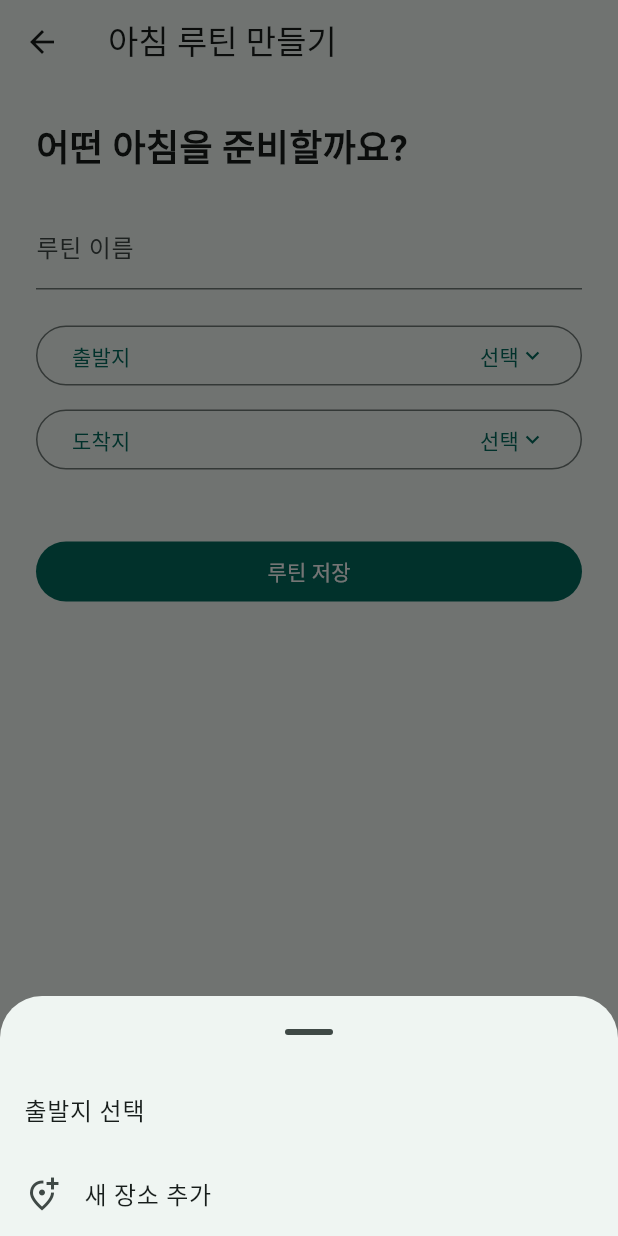
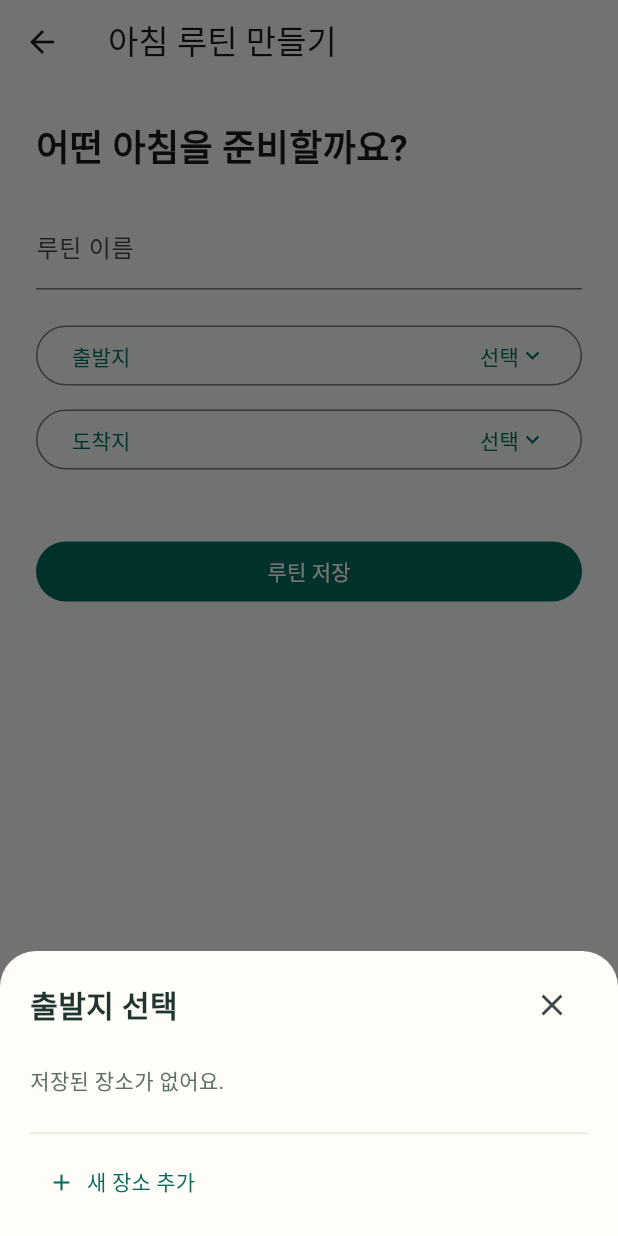
Before and after one commit to hye6k/aix-2026f-team08, a Flutter app: the _RoutineEditor screen opened directly with empty values, after a tap on "출발지", on a phone screen of 412 x 824 dp. Run offline on Flutter 3.47's test engine with Material 3 defaults, Android fonts, the phone set to English and light mode, and no system bars; our stand-ins replace flutter_map, geocoding, geolocator, latlong2, shared_preferences, sqflite; accounts and stored records are empty.

Commit message:
fix: 루틴 장소 선택창의 정보 위계와 목록 배치 개선

```diff
--- a/app/lib/presentation/ux_comparison.dart
+++ b/app/lib/presentation/ux_comparison.dart
@@ -1207,26 +1207,110 @@ class _RoutineEditorState extends State<_RoutineEditor> {
     const addPlace = -1;
     final choice = await showModalBottomSheet<int>(
       context: context,
-      showDragHandle: true,
+      isScrollControlled: true,
       useSafeArea: true,
+      backgroundColor: _Colors.surface,
+      shape: const RoundedRectangleBorder(
+        borderRadius: BorderRadius.vertical(top: Radius.circular(24)),
+      ),
       builder: (sheetContext) => SafeArea(
-        child: ListView(
-          shrinkWrap: true,
-          children: [
-            ListTile(title: Text('$label 선택')),
-            for (final place in widget.places)
-              ListTile(
-                title: Text(place.name),
-                subtitle: place.location.isEmpty ? null : Text(place.location),
-                trailing: place.id == current ? const Icon(Icons.check) : null,
-                onTap: () => Navigator.pop(sheetContext, place.id),
-              ),
-            ListTile(
-              leading: const Icon(Icons.add_location_alt_outlined),
-              title: const Text('새 장소 추가'),
-              onTap: () => Navigator.pop(sheetContext, addPlace),
+        top: false,
+        child: ConstrainedBox(
+          constraints: BoxConstraints(
+            maxHeight: MediaQuery.sizeOf(sheetContext).height * 0.72,
+          ),
+          child: Padding(
+            padding: const EdgeInsets.fromLTRB(20, 12, 20, 12),
+            child: Column(
+              mainAxisSize: MainAxisSize.min,
+              crossAxisAlignment: CrossAxisAlignment.stretch,
+              children: [
+                Row(
+                  children: [
+                    Expanded(
+                      child: Text(
+                        '$label 선택',
+                        style: const TextStyle(
+                          fontSize: 20,
+                          fontWeight: FontWeight.w700,
+                          color: _Colors.text,
+                        ),
+                      ),
+                    ),
+                    IconButton(
+                      tooltip: '닫기',
+                      onPressed: () => Navigator.pop(sheetContext),
+                      icon: const Icon(Icons.close),
+                    ),
+                  ],
+                ),
+                if (widget.places.isEmpty)
+                  const Padding(
+                    padding: EdgeInsets.symmetric(vertical: 16),
+                    child: Text(
+                      '저장된 장소가 없어요.',
+                      style: TextStyle(color: _Colors.muted),
+                    ),
+                  )
+                else
+                  Flexible(
+                    child: ListView.separated(
+                      shrinkWrap: true,
+                      itemCount: widget.places.length,
+                      separatorBuilder: (_, _) =>
+                          const Divider(height: 1, color: _Colors.outline),
+                      itemBuilder: (_, index) {
+                        final place = widget.places[index];
+                        final selected = place.id == current;
+                        final showAddress =
+                            place.location.isNotEmpty &&
+                            place.location != '예시 위치';
+                        return ListTile(
+                          contentPadding: const EdgeInsets.symmetric(
+                            horizontal: 8,
+                          ),
+                          shape: RoundedRectangleBorder(
+                            borderRadius: BorderRadius.circular(12),
+                          ),
+                          selected: selected,
+                          selectedTileColor: const Color(0xffe4efe8),
+                          selectedColor: _Colors.forest,
+                          title: Text(
+                            place.name,
+                            style: const TextStyle(fontWeight: FontWeight.w600),
+                          ),
+                          subtitle: showAddress
+                              ? Text(
+                                  place.location,
+                                  maxLines: 1,
+                                  overflow: TextOverflow.ellipsis,
+                                  style: const TextStyle(color: _Colors.muted),
+                                )
+                              : null,
+                          trailing: selected ? const Icon(Icons.check) : null,
+                          onTap: () => Navigator.pop(sheetContext, place.id),
+                        );
+                      },
+                    ),
+                  ),
+                const SizedBox(height: 8),
+                const Divider(height: 1, color: _Colors.outline),
+                const SizedBox(height: 8),
+                TextButton.icon(
+                  onPressed: () => Navigator.pop(sheetContext, addPlace),
+                  icon: const Icon(Icons.add),
+                  label: const Text('새 장소 추가'),
+                  style: TextButton.styleFrom(
+                    alignment: Alignment.centerLeft,
+                    minimumSize: const Size(0, 48),
+                    shape: RoundedRectangleBorder(
+                      borderRadius: BorderRadius.circular(12),
+                    ),
+                  ),
+                ),
+              ],
             ),
-          ],
+          ),
         ),
       ),
     );
```
